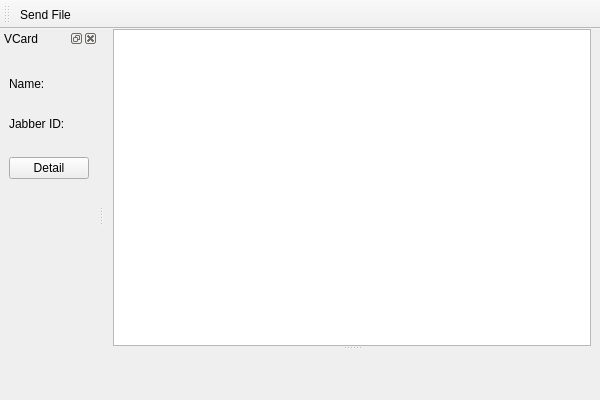
chloerei/qtalk, file app/ChatWindow.ui: the form before one commit.
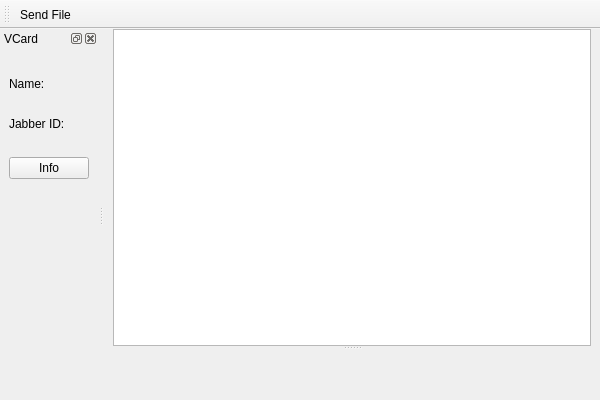
The form after the commit. Icons and pictures are not drawn.

Commit message: Move roster context menu action to mainwindow.ui .

Diff of the .ui file:
```diff
--- a/app/ChatWindow.ui
+++ b/app/ChatWindow.ui
@@ -117,7 +117,11 @@
      <item>
       <widget class="QPushButton" name="detailButton">
        <property name="text">
-        <string>Detail</string>
+        <string>Info</string>
+       </property>
+       <property name="icon">
+        <iconset resource="application.qrc">
+         <normaloff>:/images/preferences-desktop-user.png</normaloff>:/images/preferences-desktop-user.png</iconset>
        </property>
       </widget>
      </item>
```
Left out of the diff: 4 changed lines with no effect on the pictures. The commit also changes 5 other files.
